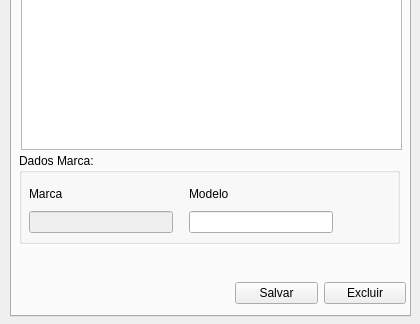
The window that frm_gestaomodelos.ui (ustop0/TCC) describes before a commit, drawn with Qt 5; both pictures show x 0 to 420 and y 153 to 477 of the 420 by 477 pixel window.
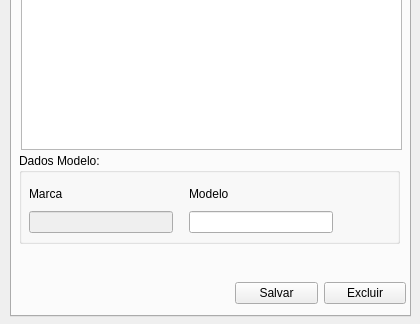
The same window after the commit. The open tabs and pages were chosen to show the change.

What changed in the file:
```diff
--- a/frm_gestaomodelos.ui
+++ b/frm_gestaomodelos.ui
@@ -203,7 +203,7 @@
       </rect>
      </property>
      <property name="title">
-      <string>Dados Marca:</string>
+      <string>Dados Modelo:</string>
      </property>
      <widget class="QWidget" name="layoutWidget">
       <property name="geometry">
@@ -254,7 +254,7 @@
       </layout>
      </widget>
     </widget>
-    <widget class="QWidget" name="">
+    <widget class="QWidget" name="layoutWidget">
      <property name="geometry">
       <rect>
        <x>223</x>
@@ -280,7 +280,7 @@
       </item>
      </layout>
     </widget>
-    <widget class="QWidget" name="">
+    <widget class="QWidget" name="layoutWidget">
      <property name="geometry">
       <rect>
        <x>159</x>
@@ -302,7 +302,7 @@
       </item>
      </layout>
     </widget>
-    <widget class="QWidget" name="">
+    <widget class="QWidget" name="layoutWidget">
      <property name="geometry">
       <rect>
        <x>10</x>
```
Left out of the diff: 13 changed lines with no effect on the pictures.
